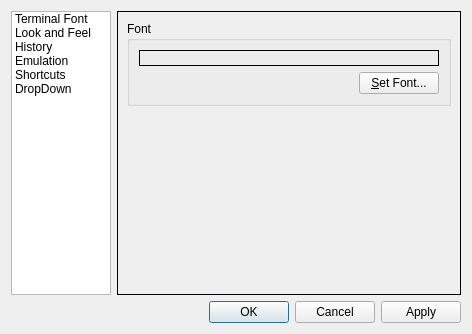
The window that src/forms/propertiesdialog.ui (lxqt/qterminal) describes before a commit, drawn with Qt 5.
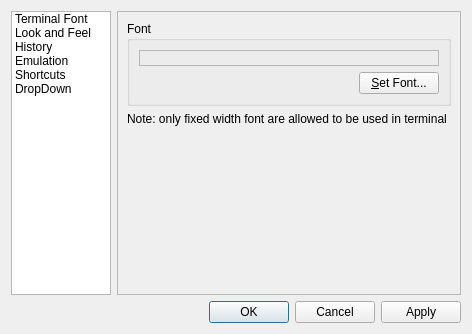
The same window after the commit. The open tabs and pages were chosen to show the change.

Commit message: allow only monospaced fonts in preferences dialog

Patch:
```diff
--- a/src/forms/propertiesdialog.ui
+++ b/src/forms/propertiesdialog.ui
@@ -79,7 +79,7 @@
    <item row="0" column="1">
     <widget class="QStackedWidget" name="stackedWidget">
      <property name="frameShape">
-      <enum>QFrame::Box</enum>
+      <enum>QFrame::StyledPanel</enum>
      </property>
      <property name="currentIndex">
       <number>1</number>
@@ -95,7 +95,7 @@
           <item row="0" column="0" colspan="2">
            <widget class="QLabel" name="fontSampleLabel">
             <property name="frameShape">
-             <enum>QFrame::Box</enum>
+             <enum>QFrame::StyledPanel</enum>
             </property>
             <property name="text">
              <string/>
@@ -128,7 +128,7 @@
          </layout>
         </widget>
        </item>
-       <item row="1" column="0">
+       <item row="2" column="0">
         <spacer name="verticalSpacer">
          <property name="orientation">
           <enum>Qt::Vertical</enum>
@@ -141,6 +141,16 @@
          </property>
         </spacer>
        </item>
+       <item row="1" column="0">
+        <widget class="QLabel" name="label_9">
+         <property name="text">
+          <string>Note: only fixed width font are allowed to be used in terminal</string>
+         </property>
+         <property name="wordWrap">
+          <bool>true</bool>
+         </property>
+        </widget>
+       </item>
       </layout>
      </widget>
      <widget class="QWidget" name="lokkAndFeelPage">
```
Left out of the diff: 2 changed lines with no effect on the pictures. The commit also changes 1 other file.
